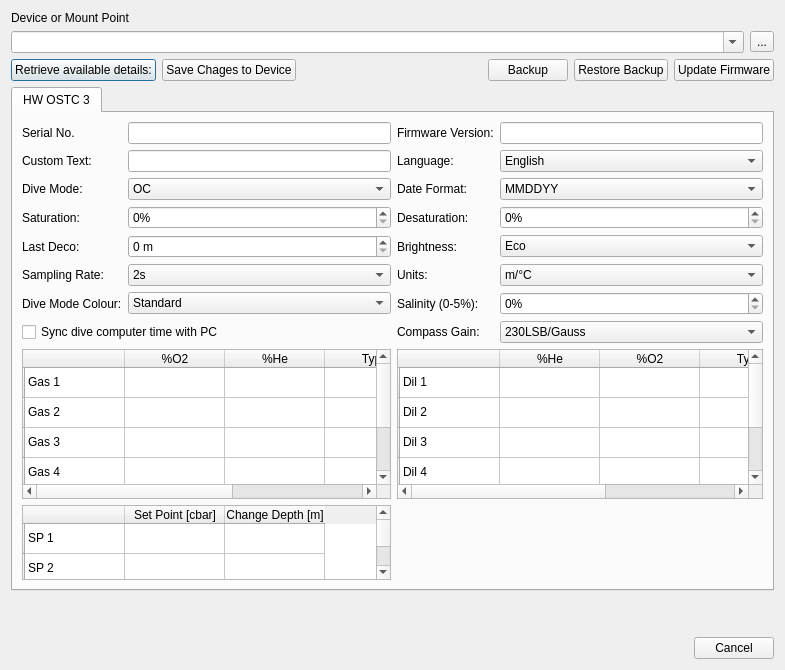
Old version of the form qt-ui/configuredivecomputerdialog.ui in the repository subsurface/subsurface.
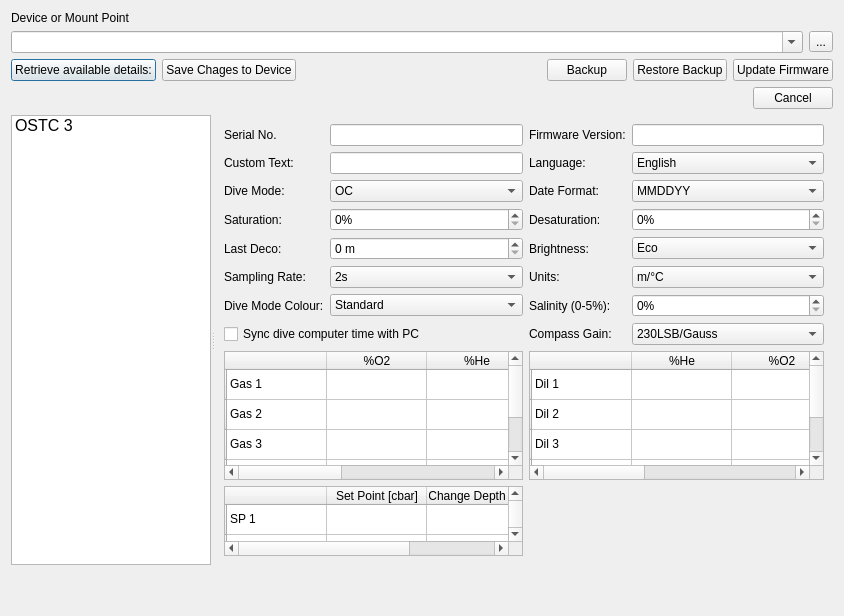
New version of the form. Icons and pictures are not drawn.

Commit message:
Change Dive Computer Configuration dialog
Changes the layout of the ConfigureDiveComputer dialog to use a
list of supported computers on the left, with a stacked widget
showing the configurable details.

Patch:
```diff
--- a/qt-ui/configuredivecomputerdialog.ui
+++ b/qt-ui/configuredivecomputerdialog.ui
@@ -6,8 +6,8 @@
    <rect>
     <x>0</x>
     <y>0</y>
-    <width>785</width>
-    <height>670</height>
+    <width>844</width>
+    <height>616</height>
    </rect>
   </property>
   <property name="windowTitle">
@@ -99,40 +99,100 @@
     </layout>
    </item>
    <item>
-    <widget class="QTabWidget" name="tabWidget">
-     <property name="currentIndex">
-      <number>0</number>
-     </property>
-     <widget class="QWidget" name="tab">
-      <attribute name="title">
-       <string>HW OSTC 3</string>
-      </attribute>
-      <layout class="QGridLayout" name="gridLayout">
-       <item row="6" column="3">
-        <widget class="QComboBox" name="unitsComboBox">
+    <layout class="QHBoxLayout" name="horizontalLayout_3">
+     <item>
+      <spacer name="horizontalSpacer_2">
+       <property name="orientation">
+        <enum>Qt::Horizontal</enum>
+       </property>
+       <property name="sizeHint" stdset="0">
+        <size>
+         <width>40</width>
+         <height>20</height>
+        </size>
+       </property>
+      </spacer>
+     </item>
          <item>
+      <widget class="QPushButton" name="cancel">
           <property name="text">
-           <string>m/°C</string>
-          </property>
-         </item>
+        <string>Cancel</string>
+       </property>
+      </widget>
+     </item>
+    </layout>
+   </item>
          <item>
+    <widget class="QSplitter" name="splitter">
+     <property name="orientation">
+      <enum>Qt::Horizontal</enum>
+     </property>
+     <widget class="QListWidget" name="DiveComputerList">
+      <property name="maximumSize">
+       <size>
+        <width>200</width>
+        <height>16777215</height>
+       </size>
+      </property>
+      <property name="font">
+       <font>
+        <pointsize>12</pointsize>
+       </font>
+      </property>
+      <property name="iconSize">
+       <size>
+        <width>64</width>
+        <height>64</height>
+       </size>
+      </property>
+      <item>
           <property name="text">
-           <string>ft/°F</string>
-          </property>
-         </item>
-        </widget>
-       </item>
-       <item row="7" column="2">
-        <widget class="QLabel" name="label_13">
+        <string>OSTC 3</string>
+       </property>
+       <property name="icon">
+        <iconset resource="../subsurface.qrc">
+         <normaloff>:/icons/ostc3.png</normaloff>:/icons/ostc3.png</iconset>
+       </property>
+      </item>
+     </widget>
+     <widget class="QStackedWidget" name="dcStackedWidget">
+      <widget class="QWidget" name="page_2">
+       <layout class="QGridLayout" name="gridLayout_2">
+        <item row="0" column="0">
+         <widget class="QLabel" name="label_7">
+          <property name="text">
+           <string>Serial No.</string>
+          </property>
+          <property name="buddy">
+           <cstring>serialNoLineEdit</cstring>
+          </property>
+         </widget>
+        </item>
+        <item row="0" column="1">
+         <widget class="QLineEdit" name="serialNoLineEdit">
+          <property name="readOnly">
+           <bool>true</bool>
+          </property>
+         </widget>
+        </item>
+        <item row="0" column="2">
+         <widget class="QLabel" name="label_8">
          <property name="text">
-          <string>Salinity (0-5%):</string>
+           <string>Firmware Version:</string>
          </property>
          <property name="buddy">
           <cstring>salinitySpinBox</cstring>
          </property>
         </widget>
        </item>
-       <item row="2" column="0">
+        <item row="0" column="3">
+         <widget class="QLineEdit" name="firmwareVersionLineEdit">
+          <property name="readOnly">
+           <bool>true</bool>
+          </property>
+         </widget>
+        </item>
+        <item row="1" column="0">
         <widget class="QLabel" name="label_5">
          <property name="text">
           <string>Custom Text:</string>
@@ -142,74 +202,27 @@
          </property>
         </widget>
        </item>
-       <item row="4" column="3">
-        <widget class="QSpinBox" name="desaturationSpinBox">
-         <property name="suffix">
-          <string>%</string>
+        <item row="1" column="1">
+         <widget class="QLineEdit" name="customTextLlineEdit">
+          <property name="sizePolicy">
+           <sizepolicy hsizetype="Expanding" vsizetype="Fixed">
+            <horstretch>1</horstretch>
+            <verstretch>0</verstretch>
+           </sizepolicy>
          </property>
         </widget>
        </item>
-       <item row="4" column="1">
-        <widget class="QSpinBox" name="saturationSpinBox">
-         <property name="suffix">
-          <string>%</string>
-         </property>
-        </widget>
-       </item>
-       <item row="7" column="3">
-        <widget class="QSpinBox" name="salinitySpinBox">
-         <property name="suffix">
-          <string>%</string>
-         </property>
-         <property name="maximum">
-          <number>5</number>
-         </property>
-        </widget>
-       </item>
-       <item row="5" column="1">
-        <widget class="QSpinBox" name="lastDecoSpinBox">
-         <property name="suffix">
-          <string> m</string>
-         </property>
-        </widget>
-       </item>
-       <item row="5" column="0">
-        <widget class="QLabel" name="label_10">
+        <item row="1" column="2">
+         <widget class="QLabel" name="label_6">
          <property name="text">
-          <string>Last Deco:</string>
+           <string>Language:</string>
          </property>
          <property name="buddy">
           <cstring>lastDecoSpinBox</cstring>
          </property>
         </widget>
        </item>
-       <item row="5" column="3">
-        <widget class="QComboBox" name="brightnessComboBox">
-         <item>
-          <property name="text">
-           <string>Eco</string>
-          </property>
-         </item>
-         <item>
-          <property name="text">
-           <string>Medium</string>
-          </property>
-         </item>
-         <item>
-          <property name="text">
-           <string>High</string>
-          </property>
-         </item>
-        </widget>
-       </item>
-       <item row="0" column="1">
-        <widget class="QLineEdit" name="serialNoLineEdit">
-         <property name="readOnly">
-          <bool>true</bool>
-         </property>
-        </widget>
-       </item>
-       <item row="2" column="3">
+        <item row="1" column="3">
         <widget class="QComboBox" name="languageComboBox">
          <item>
           <property name="text">
@@ -233,87 +246,7 @@
          </item>
         </widget>
        </item>
-       <item row="2" column="2">
-        <widget class="QLabel" name="label_6">
-         <property name="text">
-          <string>Language:</string>
-         </property>
-         <property name="buddy">
-          <cstring>languageComboBox</cstring>
-         </property>
-        </widget>
-       </item>
-       <item row="2" column="1">
-        <widget class="QLineEdit" name="customTextLlineEdit">
-         <property name="sizePolicy">
-          <sizepolicy hsizetype="Expanding" vsizetype="Fixed">
-           <horstretch>1</horstretch>
-           <verstretch>0</verstretch>
-          </sizepolicy>
-         </property>
-        </widget>
-       </item>
-       <item row="8" column="3">
-        <widget class="QComboBox" name="compassGainComboBox">
-         <property name="sizePolicy">
-          <sizepolicy hsizetype="Preferred" vsizetype="Fixed">
-           <horstretch>1</horstretch>
-           <verstretch>0</verstretch>
-          </sizepolicy>
-         </property>
-         <item>
-          <property name="text">
-           <string>230LSB/Gauss</string>
-          </property>
-         </item>
-         <item>
-          <property name="text">
-           <string>330LSB/Gauss</string>
-          </property>
-         </item>
-         <item>
-          <property name="text">
-           <string>390LSB/Gauss</string>
-          </property>
-         </item>
-         <item>
-          <property name="text">
-           <string>440LSB/Gauss</string>
-          </property>
-         </item>
-         <item>
-          <property name="text">
-           <string>660LSB/Gauss</string>
-          </property>
-         </item>
-         <item>
-          <property name="text">
-           <string>820LSB/Gauss</string>
-          </property>
-         </item>
-         <item>
-          <property name="text">
-           <string>1090LSB/Gauss</string>
-          </property>
-         </item>
-         <item>
-          <property name="text">
-           <string>1370LSB/Gauss</string>
-          </property>
-         </item>
-        </widget>
-       </item>
-       <item row="8" column="2">
-        <widget class="QLabel" name="label_15">
-         <property name="text">
-          <string>Compass Gain:</string>
-         </property>
-         <property name="buddy">
-          <cstring>compassGainComboBox</cstring>
-         </property>
-        </widget>
-       </item>
-       <item row="3" column="0">
+        <item row="2" column="0">
         <widget class="QLabel" name="label">
          <property name="text">
           <string>Dive Mode:</string>
@@ -323,112 +256,7 @@
          </property>
         </widget>
        </item>
-       <item row="9" column="2" colspan="2">
-        <widget class="QTableWidget" name="ostc3DilTable">
-         <property name="sizePolicy">
-          <sizepolicy hsizetype="Expanding" vsizetype="Expanding">
-           <horstretch>0</horstretch>
-           <verstretch>2</verstretch>
-          </sizepolicy>
-         </property>
-         <row>
-          <property name="text">
-           <string/>
-          </property>
-         </row>
-         <row>
-          <property name="text">
-           <string/>
-          </property>
-         </row>
-         <row>
-          <property name="text">
-           <string/>
-          </property>
-         </row>
-         <row>
-          <property name="text">
-           <string/>
-          </property>
-         </row>
-         <row>
-          <property name="text">
-           <string/>
-          </property>
-         </row>
-         <column>
-          <property name="text">
-           <string/>
-          </property>
-         </column>
-         <column>
-          <property name="text">
-           <string>%He</string>
-          </property>
-         </column>
-         <column>
-          <property name="text">
-           <string>%O2</string>
-          </property>
-         </column>
-         <column>
-          <property name="text">
-           <string>Type</string>
-          </property>
-         </column>
-         <column>
-          <property name="text">
-           <string>Change Depth</string>
-          </property>
-         </column>
-         <item row="0" column="0">
-          <property name="text">
-           <string>Dil 1</string>
-          </property>
-         </item>
-         <item row="1" column="0">
-          <property name="text">
-           <string>Dil 2</string>
-          </property>
-         </item>
-         <item row="2" column="0">
-          <property name="text">
-           <string>Dil 3</string>
-          </property>
-         </item>
-         <item row="3" column="0">
-          <property name="text">
-           <string>Dil 4</string>
-          </property>
-         </item>
-         <item row="4" column="0">
-          <property name="text">
-           <string>Dil 5</string>
-          </property>
-         </item>
-        </widget>
-       </item>
-       <item row="6" column="2">
-        <widget class="QLabel" name="label_11">
-         <property name="text">
-          <string>Units:</string>
-         </property>
-         <property name="buddy">
-          <cstring>unitsComboBox</cstring>
-         </property>
-        </widget>
-       </item>
-       <item row="4" column="2">
-        <widget class="QLabel" name="label_16">
-         <property name="text">
-          <string>Desaturation:</string>
-         </property>
-         <property name="buddy">
-          <cstring>desaturationSpinBox</cstring>
-         </property>
-        </widget>
-       </item>
-       <item row="3" column="1">
+        <item row="2" column="1">
         <widget class="QComboBox" name="diveModeComboBox">
          <item>
           <property name="text">
@@ -452,122 +280,17 @@
          </item>
         </widget>
        </item>
-       <item row="0" column="0">
-        <widget class="QLabel" name="label_7">
+        <item row="2" column="2">
+         <widget class="QLabel" name="label_9">
          <property name="text">
-          <string>Serial No.</string>
+           <string>Date Format:</string>
          </property>
          <property name="buddy">
           <cstring>serialNoLineEdit</cstring>
          </property>
         </widget>
        </item>
-       <item row="5" column="2">
-        <widget class="QLabel" name="label_4">
-         <property name="text">
-          <string>Brightness:</string>
-         </property>
-         <property name="buddy">
-          <cstring>brightnessComboBox</cstring>
-         </property>
-        </widget>
-       </item>
-       <item row="4" column="0">
-        <widget class="QLabel" name="label_2">
-         <property name="text">
-          <string>Saturation:</string>
-         </property>
-         <property name="buddy">
-          <cstring>saturationSpinBox</cstring>
-         </property>
-        </widget>
-       </item>
-       <item row="9" column="0" colspan="2">
-        <widget class="QTableWidget" name="ostc3GasTable">
-         <property name="sizePolicy">
-          <sizepolicy hsizetype="Expanding" vsizetype="Expanding">
-           <horstretch>0</horstretch>
-           <verstretch>1</verstretch>
-          </sizepolicy>
-         </property>
-         <row>
-          <property name="text">
-           <string/>
-          </property>
-         </row>
-         <row>
-          <property name="text">
-           <string/>
-          </property>
-         </row>
-         <row>
-          <property name="text">
-           <string/>
-          </property>
-         </row>
-         <row>
-          <property name="text">
-           <string/>
-          </property>
-         </row>
-         <row>
-          <property name="text">
-           <string/>
-          </property>
-         </row>
-         <column>
-          <property name="text">
-           <string/>
-          </property>
-         </column>
-         <column>
-          <property name="text">
-           <string>%O2</string>
-          </property>
-         </column>
-         <column>
-          <property name="text">
-           <string>%He</string>
-          </property>
-         </column>
-         <column>
-          <property name="text">
-           <string>Type</string>
-          </property>
-         </column>
-         <column>
-          <property name="text">
-           <string>Change Depth</string>
-          </property>
-         </column>
-         <item row="0" column="0">
-          <property name="text">
-           <string>Gas 1</string>
-          </property>
-         </item>
-         <item row="1" column="0">
-          <property name="text">
-           <string>Gas 2</string>
-          </property>
-         </item>
-         <item row="2" column="0">
-          <property name="text">
-           <string>Gas 3</string>
-          </property>
-         </item>
-         <item row="3" column="0">
-          <property name="text">
-           <string>Gas 4</string>
-          </property>
-         </item>
-         <item row="4" column="0">
-          <property name="text">
-           <string>Gas 5</string>
-          </property>
-         </item>
-        </widget>
-       </item>
-       <item row="3" column="3">
+        <item row="2" column="3">
         <widget class="QComboBox" name="dateFormatComboBox">
          <item>
           <property name="text">
@@ -586,43 +309,72 @@
          </item>
         </widget>
        </item>
-       <item row="0" column="3">
-        <widget class="QLineEdit" name="firmwareVersionLineEdit">
-         <property name="readOnly">
-          <bool>true</bool>
-         </property>
-        </widget>
-       </item>
-       <item row="0" column="2">
-        <widget class="QLabel" name="label_8">
+        <item row="3" column="0">
+         <widget class="QLabel" name="label_2">
          <property name="text">
-          <string>Firmware Version:</string>
+           <string>Saturation:</string>
          </property>
          <property name="buddy">
-          <cstring>firmwareVersionLineEdit</cstring>
+           <cstring>saturationSpinBox</cstring>
+          </property>
+         </widget>
+        </item>
+        <item row="3" column="1">
+         <widget class="QSpinBox" name="saturationSpinBox">
+          <property name="suffix">
+           <string>%</string>
          </property>
         </widget>
        </item>
        <item row="3" column="2">
-        <widget class="QLabel" name="label_9">
+         <widget class="QLabel" name="label_16">
          <property name="text">
-          <string>Date Format:</string>
+           <string>Desaturation:</string>
          </property>
          <property name="buddy">
           <cstring>dateFormatComboBox</cstring>
          </property>
         </widget>
        </item>
-       <item row="7" column="1">
-        <widget class="QComboBox" name="diveModeColour">
-         <item>
+        <item row="3" column="3">
+         <widget class="QSpinBox" name="desaturationSpinBox">
+          <property name="suffix">
+           <string>%</string>
+          </property>
+         </widget>
+        </item>
+        <item row="4" column="0">
+         <widget class="QLabel" name="label_10">
           <property name="text">
-           <string>Standard</string>
+           <string>Last Deco:</string>
           </property>
-         </item>
+          <property name="buddy">
+           <cstring>lastDecoSpinBox</cstring>
+          </property>
+         </widget>
+        </item>
+        <item row="4" column="1">
+         <widget class="QSpinBox" name="lastDecoSpinBox">
+          <property name="suffix">
+           <string> m</string>
+          </property>
+         </widget>
+        </item>
+        <item row="4" column="2">
+         <widget class="QLabel" name="label_4">
+          <property name="text">
+           <string>Brightness:</string>
+          </property>
+          <property name="buddy">
+           <cstring>brightnessComboBox</cstring>
+          </property>
+         </widget>
+        </item>
+        <item row="4" column="3">
+         <widget class="QComboBox" name="brightnessComboBox">
          <item>
           <property name="text">
-           <string>Red</string>
+            <string>Eco</string>
           </property>
          </item>
          <item>
@@ -637,7 +389,7 @@
          </item>
         </widget>
        </item>
-       <item row="6" column="0">
+        <item row="5" column="0">
         <widget class="QLabel" name="label_12">
          <property name="text">
           <string>Sampling Rate:</string>
@@ -647,14 +399,7 @@
          </property>
         </widget>
        </item>
-       <item row="8" column="0" colspan="2">
-        <widget class="QCheckBox" name="dateTimeSyncCheckBox">
-         <property name="text">
-          <string>Sync dive computer time with PC</string>
-         </property>
-        </widget>
-       </item>
-       <item row="6" column="1">
+        <item row="5" column="1">
         <widget class="QComboBox" name="samplingRateComboBox">
          <item>
           <property name="text">
@@ -668,7 +413,31 @@
          </item>
         </widget>
        </item>
-       <item row="7" column="0">
+        <item row="5" column="2">
+         <widget class="QLabel" name="label_11">
+          <property name="text">
+           <string>Units:</string>
+          </property>
+          <property name="buddy">
+           <cstring>unitsComboBox</cstring>
+          </property>
+         </widget>
+        </item>
+        <item row="5" column="3">
+         <widget class="QComboBox" name="unitsComboBox">
+          <item>
+           <property name="text">
+            <string>m/°C</string>
+           </property>
+          </item>
+          <item>
+           <property name="text">
+            <string>ft/°F</string>
+           </property>
+          </item>
+         </widget>
+        </item>
+        <item row="6" column="0">
         <widget class="QLabel" name="label_14">
          <property name="text">
           <string>Dive Mode Colour:</string>
@@ -678,7 +447,288 @@
          </property>
         </widget>
        </item>
-       <item row="10" column="0" colspan="2">
+        <item row="6" column="1">
+         <widget class="QComboBox" name="diveModeColour">
+          <item>
+           <property name="text">
+            <string>Standard</string>
+           </property>
+          </item>
+          <item>
+           <property name="text">
+            <string>Red</string>
+           </property>
+          </item>
+          <item>
+           <property name="text">
+            <string>Green</string>
+           </property>
+          </item>
+          <item>
+           <property name="text">
+            <string>Blue</string>
+           </property>
+          </item>
+         </widget>
+        </item>
+        <item row="6" column="2">
+         <widget class="QLabel" name="label_13">
+          <property name="text">
+           <string>Salinity (0-5%):</string>
+          </property>
+          <property name="buddy">
+           <cstring>salinitySpinBox</cstring>
+          </property>
+         </widget>
+        </item>
+        <item row="6" column="3">
+         <widget class="QSpinBox" name="salinitySpinBox">
+          <property name="suffix">
+           <string>%</string>
+          </property>
+          <property name="maximum">
+           <number>5</number>
+          </property>
+         </widget>
+        </item>
+        <item row="7" column="0" colspan="2">
+         <widget class="QCheckBox" name="dateTimeSyncCheckBox">
+          <property name="text">
+           <string>Sync dive computer time with PC</string>
+          </property>
+         </widget>
+        </item>
+        <item row="7" column="2">
+         <widget class="QLabel" name="label_15">
+          <property name="text">
+           <string>Compass Gain:</string>
+          </property>
+          <property name="buddy">
+           <cstring>compassGainComboBox</cstring>
+          </property>
+         </widget>
+        </item>
+        <item row="7" column="3">
+         <widget class="QComboBox" name="compassGainComboBox">
+          <property name="sizePolicy">
+           <sizepolicy hsizetype="Preferred" vsizetype="Fixed">
+            <horstretch>1</horstretch>
+            <verstretch>0</verstretch>
+           </sizepolicy>
+          </property>
+          <item>
+           <property name="text">
+            <string>230LSB/Gauss</string>
+           </property>
+          </item>
+          <item>
+           <property name="text">
+            <string>330LSB/Gauss</string>
+           </property>
+          </item>
+          <item>
+           <property name="text">
+            <string>390LSB/Gauss</string>
+           </property>
+          </item>
+          <item>
+           <property name="text">
+            <string>440LSB/Gauss</string>
+           </property>
+          </item>
+          <item>
+           <property name="text">
+            <string>660LSB/Gauss</string>
+           </property>
+          </item>
+          <item>
+           <property name="text">
+            <string>820LSB/Gauss</string>
+           </property>
+          </item>
+          <item>
+           <property name="text">
+            <string>1090LSB/Gauss</string>
+           </property>
+          </item>
+          <item>
+           <property name="text">
+            <string>1370LSB/Gauss</string>
+           </property>
+          </item>
+         </widget>
+        </item>
+        <item row="8" column="0" colspan="2">
+         <widget class="QTableWidget" name="ostc3GasTable">
+          <property name="sizePolicy">
+           <sizepolicy hsizetype="Expanding" vsizetype="Expanding">
+            <horstretch>0</horstretch>
+            <verstretch>1</verstretch>
+           </sizepolicy>
+          </property>
+          <row>
+           <property name="text">
+            <string/>
+           </property>
+          </row>
+          <row>
+           <property name="text">
+            <string/>
+           </property>
+          </row>
+          <row>
+           <property name="text">
+            <string/>
+           </property>
+          </row>
+          <row>
+           <property name="text">
+            <string/>
+           </property>
+          </row>
+          <row>
+           <property name="text">
+            <string/>
+           </property>
+          </row>
+          <column>
+           <property name="text">
+            <string/>
+           </property>
+          </column>
+          <column>
+           <property name="text">
+            <string>%O2</string>
+           </property>
+          </column>
+          <column>
+           <property name="text">
+            <string>%He</string>
+           </property>
+          </column>
+          <column>
+           <property name="text">
+            <string>Type</string>
+           </property>
+          </column>
+          <column>
+           <property name="text">
+            <string>Change Depth</string>
+           </property>
+          </column>
+          <item row="0" column="0">
+           <property name="text">
+            <string>Gas 1</string>
+           </property>
+          </item>
+          <item row="1" column="0">
+           <property name="text">
+            <string>Gas 2</string>
+           </property>
+          </item>
+          <item row="2" column="0">
+           <property name="text">
+            <string>Gas 3</string>
+           </property>
+          </item>
+          <item row="3" column="0">
+           <property name="text">
+            <string>Gas 4</string>
+           </property>
+          </item>
+          <item row="4" column="0">
+           <property name="text">
+            <string>Gas 5</string>
+           </property>
+          </item>
+         </widget>
+        </item>
+        <item row="8" column="2" colspan="2">
+         <widget class="QTableWidget" name="ostc3DilTable">
+          <property name="sizePolicy">
+           <sizepolicy hsizetype="Expanding" vsizetype="Expanding">
+            <horstretch>0</horstretch>
+            <verstretch>2</verstretch>
+           </sizepolicy>
+          </property>
+          <row>
+           <property name="text">
+            <string/>
+           </property>
+          </row>
+          <row>
+           <property name="text">
+            <string/>
+           </property>
+          </row>
+          <row>
+           <property name="text">
+            <string/>
+           </property>
+          </row>
+          <row>
+           <property name="text">
+            <string/>
+           </property>
+          </row>
+          <row>
+           <property name="text">
+            <string/>
+           </property>
+          </row>
+          <column>
+           <property name="text">
+            <string/>
+           </property>
+          </column>
+          <column>
+           <property name="text">
+            <string>%He</string>
+           </property>
+          </column>
+          <column>
+           <property name="text">
+            <string>%O2</string>
+           </property>
+          </column>
+          <column>
+           <property name="text">
+            <string>Type</string>
+           </property>
+          </column>
+          <column>
+           <property name="text">
+            <string>Change Depth</string>
+           </property>
+          </column>
+          <item row="0" column="0">
+           <property name="text">
+            <string>Dil 1</string>
+           </property>
+          </item>
+          <item row="1" column="0">
+           <property name="text">
+            <string>Dil 2</string>
+           </property>
+          </item>
+          <item row="2" column="0">
+           <property name="text">
+            <string>Dil 3</string>
+           </property>
+          </item>
+          <item row="3" column="0">
+           <property name="text">
+            <string>Dil 4</string>
+           </property>
+          </item>
+          <item row="4" column="0">
+           <property name="text">
+            <string>Dil 5</string>
+           </property>
+          </item>
+         </widget>
+        </item>
+        <item row="9" column="0" colspan="2">
         <widget class="QTableWidget" name="ostc3SetPointTable">
          <property name="sizePolicy">
           <sizepolicy hsizetype="Expanding" vsizetype="Expanding">
@@ -756,6 +806,7 @@
       </layout>
      </widget>
     </widget>
+    </widget>
    </item>
    <item>
     <widget class="QLabel" name="errorLabel">
@@ -774,30 +825,6 @@
      </property>
     </widget>
    </item>
-   <item>
-    <layout class="QHBoxLayout" name="horizontalLayout_3">
-     <item>
-      <spacer name="horizontalSpacer_2">
-       <property name="orientation">
-        <enum>Qt::Horizontal</enum>
-       </property>
-       <property name="sizeHint" stdset="0">
-        <size>
-         <width>40</width>
-         <height>20</height>
-        </size>
-       </property>
-      </spacer>
-     </item>
-     <item>
-      <widget class="QPushButton" name="cancel">
-       <property name="text">
-        <string>Cancel</string>
-       </property>
-      </widget>
-     </item>
-    </layout>
-   </item>
   </layout>
  </widget>
  <tabstops>
```
Left out of the diff: 54 changed lines with no effect on the pictures. Lines whose indentation alone changed are shown as unchanged. The commit also changes 4 other files.
